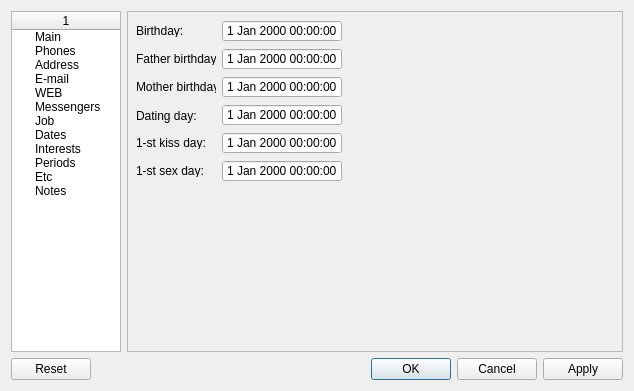
Before: the Qt Designer form Forms/CPersonEdit.ui in skynowa/xxxdb, drawn with Qt 5.
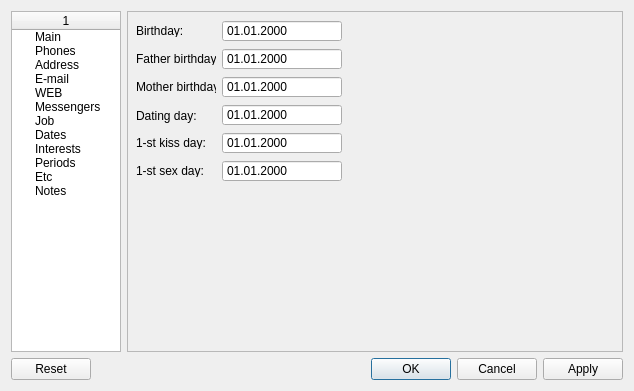
After: the same form once the commit is applied. The open tabs and pages were chosen to show the change.

Commit message: FIX: datetime fields

```diff
--- a/Forms/CPersonEdit.ui
+++ b/Forms/CPersonEdit.ui
@@ -1231,6 +1231,9 @@
        <property name="buttonSymbols">
         <enum>QAbstractSpinBox::NoButtons</enum>
        </property>
+       <property name="displayFormat">
+        <string>dd.MM.yyyy</string>
+       </property>
       </widget>
       <widget class="QDateTimeEdit" name="dtBirthdayFather">
        <property name="geometry">
@@ -1244,6 +1247,9 @@
        <property name="buttonSymbols">
         <enum>QAbstractSpinBox::NoButtons</enum>
        </property>
+       <property name="displayFormat">
+        <string>dd.MM.yyyy</string>
+       </property>
       </widget>
       <widget class="QDateTimeEdit" name="dtBirthdayMother">
        <property name="geometry">
@@ -1257,6 +1263,9 @@
        <property name="buttonSymbols">
         <enum>QAbstractSpinBox::NoButtons</enum>
        </property>
+       <property name="displayFormat">
+        <string>dd.MM.yyyy</string>
+       </property>
       </widget>
       <widget class="QDateTimeEdit" name="dtDayDating">
        <property name="geometry">
@@ -1270,6 +1279,9 @@
        <property name="buttonSymbols">
         <enum>QAbstractSpinBox::NoButtons</enum>
        </property>
+       <property name="displayFormat">
+        <string>dd.MM.yyyy</string>
+       </property>
       </widget>
       <widget class="QDateTimeEdit" name="dtDayFirstKiss">
        <property name="geometry">
@@ -1283,6 +1295,9 @@
        <property name="buttonSymbols">
         <enum>QAbstractSpinBox::NoButtons</enum>
        </property>
+       <property name="displayFormat">
+        <string>dd.MM.yyyy</string>
+       </property>
       </widget>
       <widget class="QDateTimeEdit" name="dtDayFirstSex">
        <property name="geometry">
@@ -1296,6 +1311,9 @@
        <property name="buttonSymbols">
         <enum>QAbstractSpinBox::NoButtons</enum>
        </property>
+       <property name="displayFormat">
+        <string>dd.MM.yyyy</string>
+       </property>
       </widget>
      </widget>
      <widget class="QWidget" name="tabwGroupsDetailPage9">
```
